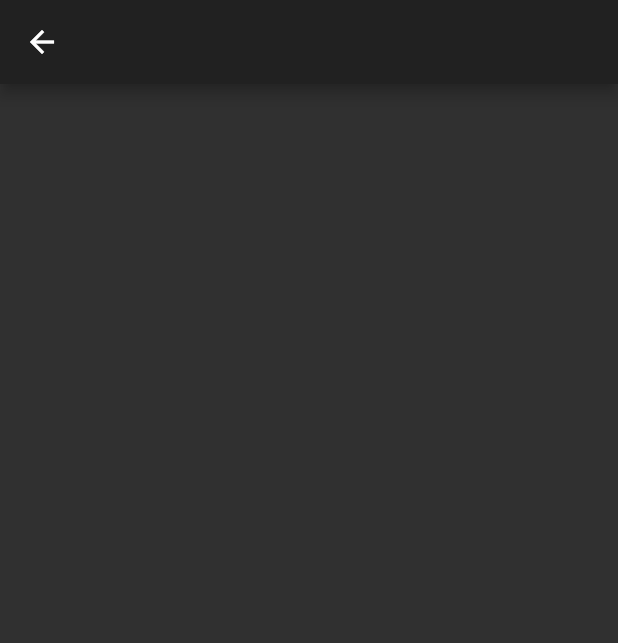
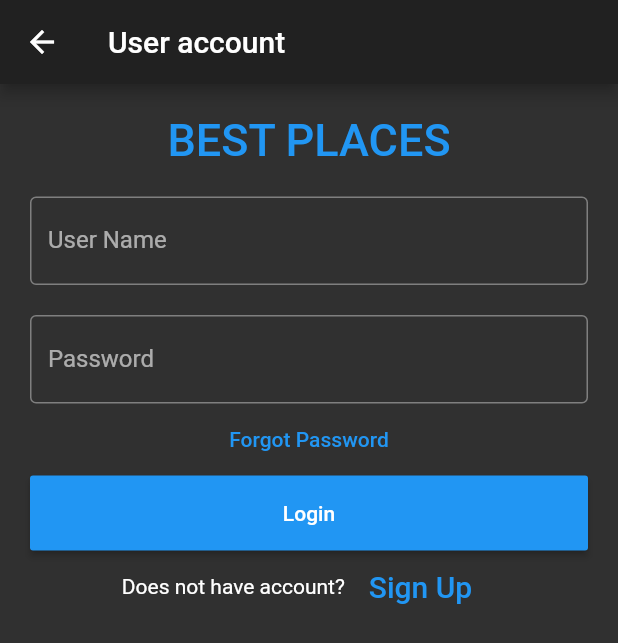
Before and after one commit to BryanManzano2016/BestPlaces, a Flutter app: the screen it shows after launch, tab 2 chosen, after a tap on the "account box" icon, on a phone screen of 412 x 824 dp. Shown: the top 643 px of the screen. Run offline on Flutter 3.47's test engine with Material 2 defaults, Android fonts, the phone set to English and light mode, and no system bars.

Commit message:
Adicion inicial de pantallas de login e ingreso de nuevas funciones a Auxiliar.dart

```diff
--- a/flutter_app/lib/main.dart
+++ b/flutter_app/lib/main.dart
@@ -42,7 +42,7 @@ class MainScreen extends StatelessWidget {
                                 IconButton(
                                     icon: Icon(Icons.account_box),
                                     onPressed: () {
-                                        goToScreenLess(context, LoginScreen());
+                                        goToScreenFul(context, LoginScreen());
                                     },
                                 )
                             ],
--- a/flutter_app/lib/screens/LoginScreen.dart
+++ b/flutter_app/lib/screens/LoginScreen.dart
@@ -1,16 +1,98 @@
 import 'package:flutter/material.dart';
 import 'package:flutterapp/commun/Auxiliar.dart';
 
-class LoginScreen extends StatelessWidget{
+class LoginScreen extends StatefulWidget {
+    @override
+    _LoginScreen createState() => _LoginScreen();
+}
+
+class _LoginScreen extends State<LoginScreen> {
+    TextEditingController nameController = TextEditingController();
+    TextEditingController passwordController = TextEditingController();
+
     @override
     Widget build(BuildContext context) {
         return SafeArea(
             child: Scaffold(
                 appBar: AppBar(
+                    title: Text('User account'),
                     leading: iconButtonBack(context),
                 ),
-                body: null,
-            ),
+                body: Padding(
+                    padding: EdgeInsets.all(10),
+                    child: ListView(
+                        children: <Widget>[
+                            Container(
+                                alignment: Alignment.center,
+                                padding: EdgeInsets.all(10),
+                                child: Text(
+                                    'BEST PLACES',
+                                    style: TextStyle(
+                                        color: Colors.blue,
+                                        fontWeight: FontWeight.w500,
+                                        fontSize: 30),
+                                )),
+                            Container(
+                                padding: EdgeInsets.all(10),
+                                child: TextField(
+                                    controller: nameController,
+                                    decoration: InputDecoration(
+                                        border: OutlineInputBorder(),
+                                        labelText: 'User Name',
+                                    ),
+                                ),
+                            ),
+                            Container(
+                                padding: EdgeInsets.fromLTRB(10, 10, 10, 0),
+                                child: TextField(
+                                    obscureText: true,
+                                    controller: passwordController,
+                                    decoration: InputDecoration(
+                                        border: OutlineInputBorder(),
+                                        labelText: 'Password',
+                                    ),
+                                ),
+                            ),
+                            FlatButton(
+                                onPressed: () {
+                                    //forgot password screen
+                                },
+                                textColor: Colors.blue,
+                                child: Text('Forgot Password'),
+                            ),
+                            Container(
+                                height: 50,
+                                padding: EdgeInsets.fromLTRB(10, 0, 10, 0),
+                                child: RaisedButton(
+                                    textColor: Colors.white,
+                                    color: Colors.blue,
+                                    child: Text('Login'),
+                                    onPressed: () {
+                                        print(nameController.text);
+                                        print(passwordController.text);
+                                    },
+                                )),
+                            Container(
+                                child: Row(
+                                    children: <Widget>[
+                                        Text('Does not have account?'),
+                                        FlatButton(
+                                            textColor: Colors.blue,
+                                            child: Text(
+                                                'Sign Up',
+                                                style: TextStyle(fontSize: 20),
+                                            ),
+                                            onPressed: () {
+                                                //signup screen
+                                            },
+                                        )
+                                    ],
+                                    mainAxisAlignment: MainAxisAlignment.center,
+                                ))
+                        ],
+                    )
+                )
+            )
         );
     }
 }
--- a/flutter_app/lib/screens/PlacesScreen.dart
+++ b/flutter_app/lib/screens/PlacesScreen.dart
@@ -32,10 +32,8 @@ class PlacesScreen extends StatelessWidget {
                         children: [
                             FlatButton(
                                 onPressed: () {
-                                    Navigator.push(context,
-                                        MaterialPageRoute(builder: (context) =>
-                                            ScreenRAnkingPlaces(placesby: 'countries')),
-                                    );
+                                    goToScreenLess(context,
+                                        ScreenRAnkingPlaces(placesby: 'countries'));
                                 },
                                 child: imageWithRadious("countries.jpg", 16)),
                             Container(
@@ -55,7 +53,7 @@ class PlacesScreen extends StatelessWidget {
                             ),
                         ],
                     )),
-                Divider(),
+                Divider(color: Colors.white),
                 Container(
                     height: size['hg'] / 3,
                     child: Stack(
@@ -64,10 +62,8 @@ class PlacesScreen extends StatelessWidget {
                         children: [
                             FlatButton(
                                 onPressed: () {
-                                    Navigator.push(context,
-                                        MaterialPageRoute(builder: (context) =>
-                                            ScreenRAnkingPlaces(placesby: 'vities')),
-                                    );
+                                    goToScreenLess(context,
+                                        ScreenRAnkingPlaces(placesby: 'cities'));
                                 },
                                 child: imageWithRadious('cities.jpg', 16)),
                             Container(
@@ -87,7 +83,8 @@ class PlacesScreen extends StatelessWidget {
                             ),
                         ],
                     )
-                )
+                ),
+                Divider(color: Colors.white),
             ],
         );
     }
--- a/flutter_app/pubspec.yaml
+++ b/flutter_app/pubspec.yaml
@@ -40,7 +40,6 @@ flutter:
   # included with your application, so that you can use the icons in
   # the material Icons class.
   uses-material-design: true
-
   # To add assets to your application, add an assets section, like this:
 
   # An image asset can refer to one or more resolution-specific "variants", see
```
Also changed, not shown: 1 other file.
